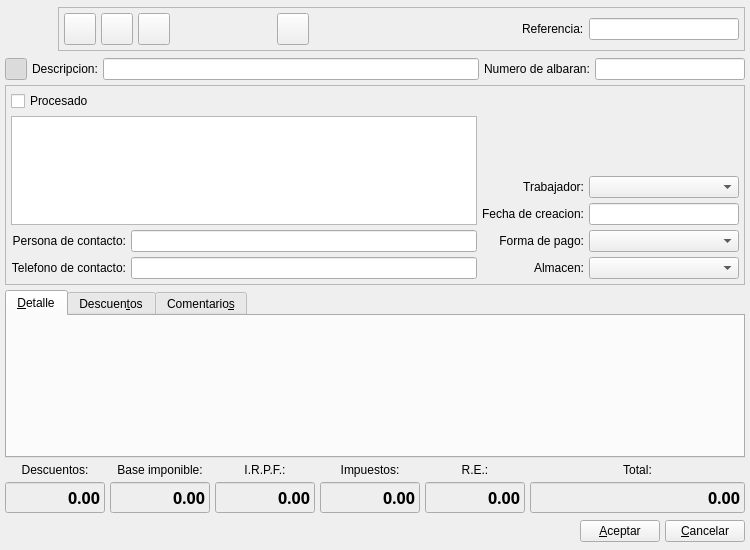
Old version of the form bulmages/bulmafact/plugins/pluginbf_clientealbaran/albaranclientebase.ui in the repository eboladev/Bulmages-1.
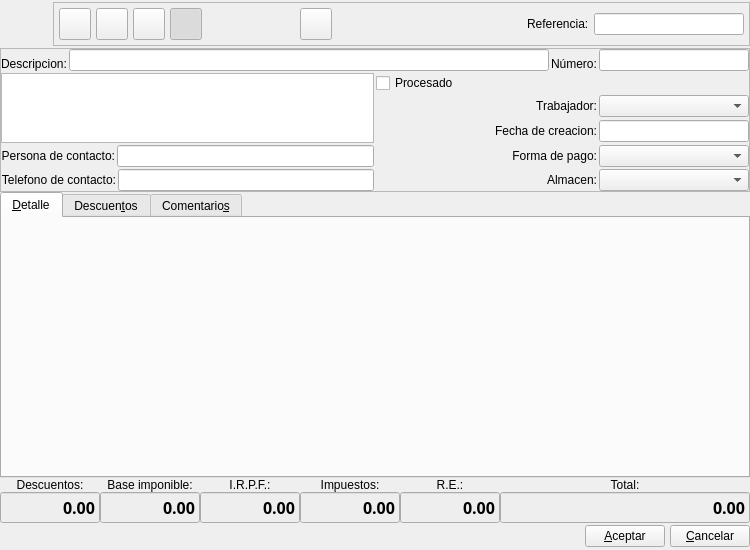
New version of the form. Icons and pictures are not drawn. Custom widgets are drawn as their Qt base class.

Commit message: Arreglo algunos detalles de CSS

Diff of the .ui file:
```diff
--- a/bulmages/bulmafact/plugins/pluginbf_clientealbaran/albaranclientebase.ui
+++ b/bulmages/bulmafact/plugins/pluginbf_clientealbaran/albaranclientebase.ui
@@ -19,10 +19,10 @@
   </property>
   <layout class="QGridLayout">
    <property name="margin">
-    <number>5</number>
+    <number>0</number>
    </property>
    <property name="spacing">
-    <number>5</number>
+    <number>0</number>
    </property>
    <item row="0" column="0" colspan="6">
     <layout class="QHBoxLayout" name="_2">
@@ -186,6 +186,47 @@
           </property>
          </widget>
         </item>
+        <item>
+         <widget class="QToolButton" name="mui_detalles">
+          <property name="minimumSize">
+           <size>
+            <width>32</width>
+            <height>32</height>
+           </size>
+          </property>
+          <property name="maximumSize">
+           <size>
+            <width>32</width>
+            <height>32</height>
+           </size>
+          </property>
+          <property name="toolTip">
+           <string>Mostrar/ocultar cabecera</string>
+          </property>
+          <property name="whatsThis">
+           <string>Mostrar/ocultar cabecera</string>
+          </property>
+          <property name="text">
+           <string/>
+          </property>
+          <property name="icon">
+           <iconset resource="../../../bulmages.qrc">
+            <normaloff>:/Images/document-properties.png</normaloff>:/Images/document-properties.png</iconset>
+          </property>
+          <property name="iconSize">
+           <size>
+            <width>32</width>
+            <height>32</height>
+           </size>
+          </property>
+          <property name="checkable">
+           <bool>true</bool>
+          </property>
+          <property name="checked">
+           <bool>true</bool>
+          </property>
+         </widget>
+        </item>
         <item>
          <spacer>
           <property name="orientation">
@@ -309,56 +350,36 @@
      </item>
     </layout>
    </item>
-   <item row="1" column="0" colspan="6">
-    <layout class="QHBoxLayout">
-     <property name="spacing">
-      <number>5</number>
+   <item row="2" column="0" colspan="6">
+    <widget class="QFrame" name="frame">
+     <property name="sizePolicy">
+      <sizepolicy hsizetype="Expanding" vsizetype="Preferred">
+       <horstretch>0</horstretch>
+       <verstretch>0</verstretch>
+      </sizepolicy>
      </property>
-     <property name="margin">
-      <number>0</number>
-     </property>
-     <item>
-      <widget class="QToolButton" name="mui_detalles">
        <property name="minimumSize">
         <size>
-         <width>22</width>
-         <height>22</height>
-        </size>
-       </property>
-       <property name="maximumSize">
-        <size>
-         <width>22</width>
-         <height>22</height>
-        </size>
-       </property>
-       <property name="toolTip">
-        <string>Mostrar/ocultar cabecera</string>
-       </property>
-       <property name="whatsThis">
-        <string>Mostrar/ocultar cabecera</string>
-       </property>
-       <property name="text">
-        <string/>
-       </property>
-       <property name="icon">
-        <iconset resource="../../../bulmages.qrc">
-         <normaloff>:/Images/document-open.png</normaloff>:/Images/document-open.png</iconset>
-       </property>
-       <property name="iconSize">
-        <size>
-         <width>32</width>
-         <height>32</height>
-        </size>
-       </property>
-       <property name="checkable">
-        <bool>true</bool>
-       </property>
-       <property name="checked">
-        <bool>true</bool>
-       </property>
-      </widget>
-     </item>
-     <item>
+       <width>0</width>
+       <height>0</height>
+      </size>
+     </property>
+     <property name="frameShape">
+      <enum>QFrame::StyledPanel</enum>
+     </property>
+     <property name="frameShadow">
+      <enum>QFrame::Raised</enum>
+     </property>
+     <layout class="QGridLayout" name="gridLayout_2">
+      <property name="margin">
+       <number>0</number>
+      </property>
+      <item row="0" column="0" colspan="2">
+       <layout class="QGridLayout" name="gridLayout">
+        <property name="margin">
+         <number>0</number>
+        </property>
+        <item row="1" column="1">
       <widget class="QLabel" name="label6">
        <property name="sizePolicy">
         <sizepolicy hsizetype="Preferred" vsizetype="Fixed">
@@ -374,7 +395,7 @@
        </property>
       </widget>
      </item>
-     <item>
+        <item row="0" column="2" rowspan="2">
       <widget class="QLineEdit" name="mui_descalbaran">
        <property name="minimumSize">
         <size>
@@ -387,7 +408,7 @@
        </property>
       </widget>
      </item>
-     <item>
+        <item row="1" column="3">
       <widget class="QLabel" name="label7">
        <property name="sizePolicy">
         <sizepolicy hsizetype="Preferred" vsizetype="Fixed">
@@ -396,14 +417,14 @@
         </sizepolicy>
        </property>
        <property name="text">
-        <string>Numero de albaran:</string>
+           <string>Número:</string>
        </property>
        <property name="buddy">
         <cstring>mui_numalbaran</cstring>
        </property>
       </widget>
      </item>
-     <item>
+        <item row="0" column="4" rowspan="2">
       <widget class="QLineEdit" name="mui_numalbaran">
        <property name="sizePolicy">
         <sizepolicy hsizetype="Fixed" vsizetype="Fixed">
@@ -427,34 +448,10 @@
      </item>
     </layout>
    </item>
-   <item row="2" column="0" colspan="6">
-    <widget class="QFrame" name="frame">
-     <property name="sizePolicy">
-      <sizepolicy hsizetype="Expanding" vsizetype="Preferred">
-       <horstretch>0</horstretch>
-       <verstretch>0</verstretch>
-      </sizepolicy>
-     </property>
-     <property name="minimumSize">
-      <size>
-       <width>0</width>
-       <height>0</height>
-      </size>
-     </property>
-     <property name="frameShape">
-      <enum>QFrame::StyledPanel</enum>
-     </property>
-     <property name="frameShadow">
-      <enum>QFrame::Raised</enum>
-     </property>
-     <layout class="QGridLayout">
-      <property name="margin">
-       <number>5</number>
-      </property>
-      <property name="spacing">
-       <number>5</number>
-      </property>
-      <item row="0" column="0" colspan="4">
+      <item row="1" column="0" rowspan="3">
+       <widget class="BlSearchWidget" name="mui_idcliente"/>
+      </item>
+      <item row="1" column="1">
        <widget class="QCheckBox" name="mui_procesadoalbaran">
         <property name="sizePolicy">
          <sizepolicy hsizetype="Preferred" vsizetype="Fixed">
@@ -467,26 +464,9 @@
         </property>
        </widget>
       </item>
-      <item row="1" column="0" rowspan="3" colspan="2">
-       <widget class="BlSearchWidget" name="mui_idcliente"/>
-      </item>
-      <item row="1" column="2" colspan="2">
-       <spacer>
-        <property name="orientation">
-         <enum>Qt::Horizontal</enum>
-        </property>
-        <property name="sizeType">
-         <enum>QSizePolicy::Ignored</enum>
-        </property>
-        <property name="sizeHint" stdset="0">
-         <size>
-          <width>40</width>
-          <height>20</height>
-         </size>
-        </property>
-       </spacer>
-      </item>
-      <item row="2" column="2">
+      <item row="2" column="1">
+       <layout class="QHBoxLayout" name="horizontalLayout_6">
+        <item>
        <widget class="QLabel" name="label16">
         <property name="sizePolicy">
          <sizepolicy hsizetype="Minimum" vsizetype="Fixed">
@@ -505,7 +485,7 @@
         </property>
        </widget>
       </item>
-      <item row="2" column="3">
+        <item>
        <widget class="BfBuscarTrabajador" name="mui_idtrabajador">
         <property name="minimumSize">
          <size>
@@ -521,7 +501,11 @@
         </property>
        </widget>
       </item>
-      <item row="3" column="2">
+       </layout>
+      </item>
+      <item row="3" column="1">
+       <layout class="QHBoxLayout" name="horizontalLayout_5">
+        <item>
        <widget class="QLabel" name="label15">
         <property name="sizePolicy">
          <sizepolicy hsizetype="Preferred" vsizetype="Fixed">
@@ -540,7 +524,7 @@
         </property>
        </widget>
       </item>
-      <item row="3" column="3">
+        <item>
        <widget class="BlDateSearch" name="mui_fechaalbaran">
         <property name="minimumSize">
          <size>
@@ -556,7 +540,11 @@
         </property>
        </widget>
       </item>
+       </layout>
+      </item>
       <item row="4" column="0">
+       <layout class="QHBoxLayout" name="horizontalLayout">
+        <item>
        <widget class="QLabel" name="label14">
         <property name="sizePolicy">
          <sizepolicy hsizetype="Preferred" vsizetype="Fixed">
@@ -575,10 +563,14 @@
         </property>
        </widget>
       </item>
-      <item row="4" column="1">
+        <item>
        <widget class="QLineEdit" name="mui_contactalbaran"/>
       </item>
-      <item row="4" column="2">
+       </layout>
+      </item>
+      <item row="4" column="1">
+       <layout class="QHBoxLayout" name="horizontalLayout_4">
+        <item>
        <widget class="QLabel" name="label12">
         <property name="sizePolicy">
          <sizepolicy hsizetype="Preferred" vsizetype="Fixed">
@@ -597,7 +589,7 @@
         </property>
        </widget>
       </item>
-      <item row="4" column="3">
+        <item>
        <widget class="BfBuscarFormaPago" name="mui_idforma_pago">
         <property name="minimumSize">
          <size>
@@ -613,7 +605,11 @@
         </property>
        </widget>
       </item>
+       </layout>
+      </item>
       <item row="5" column="0">
+       <layout class="QHBoxLayout" name="horizontalLayout_2">
+        <item>
        <widget class="QLabel" name="label10">
         <property name="sizePolicy">
          <sizepolicy hsizetype="Preferred" vsizetype="Fixed">
@@ -632,10 +628,14 @@
         </property>
        </widget>
       </item>
-      <item row="5" column="1">
+        <item>
        <widget class="QLineEdit" name="mui_telalbaran"/>
       </item>
-      <item row="5" column="2">
+       </layout>
+      </item>
+      <item row="5" column="1">
+       <layout class="QHBoxLayout" name="horizontalLayout_3">
+        <item>
        <widget class="QLabel" name="label13">
         <property name="sizePolicy">
          <sizepolicy hsizetype="Preferred" vsizetype="Fixed">
@@ -657,7 +657,7 @@
         </property>
        </widget>
       </item>
-      <item row="5" column="3">
+        <item>
        <widget class="BfBuscarAlmacen" name="mui_idalmacen">
         <property name="minimumSize">
          <size>
@@ -672,6 +672,8 @@
          </size>
         </property>
        </widget>
+        </item>
+       </layout>
       </item>
      </layout>
     </widget>
```
Lines whose indentation alone changed are shown as unchanged. The commit also changes 22 other files.
